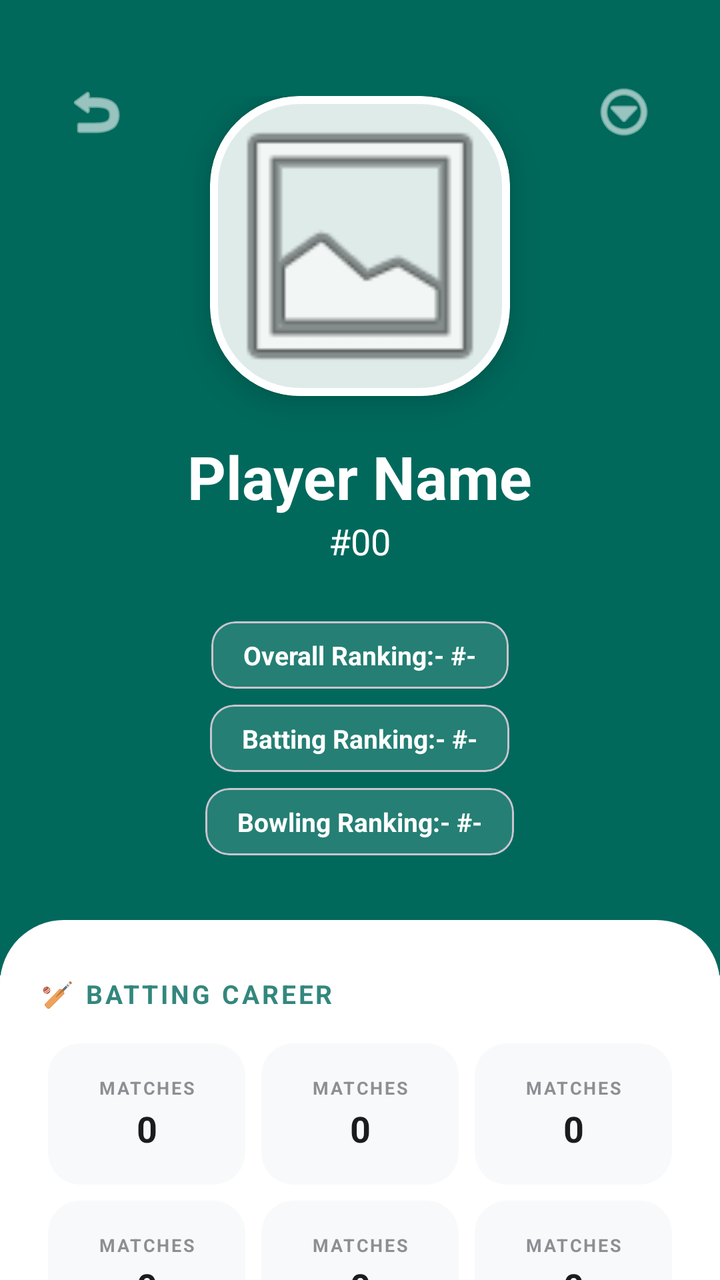
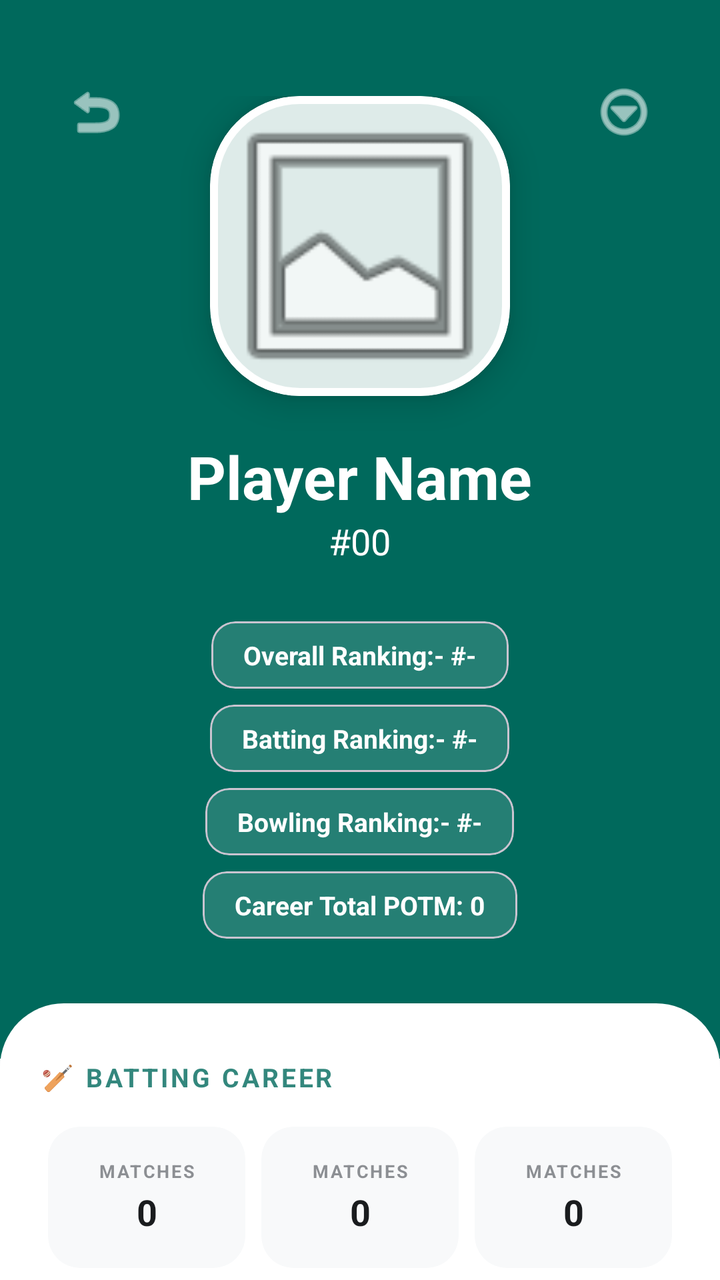

Before-and-after screenshots of an Android layout around one commit, followed by the original layout XML and the change that was made.
<!-- AndroidManifest.xml: application theme Theme.Scoring -->
<!-- res/layout/activity_player_details.xml -->
<?xml version="1.0" encoding="utf-8"?>
<androidx.coordinatorlayout.widget.CoordinatorLayout xmlns:android="http://schemas.android.com/apk/res/android"
    xmlns:app="http://schemas.android.com/apk/res-auto"
    android:layout_width="match_parent"
    android:layout_height="match_parent"
    android:background="?attr/android:windowBackground">

    <androidx.core.widget.NestedScrollView
        android:layout_width="match_parent"
        android:layout_height="match_parent">

        <LinearLayout
            android:layout_width="match_parent"
            android:layout_height="wrap_content"
            android:orientation="vertical">

            
            <RelativeLayout
                android:id="@+id/layoutPlayerHeader"
                android:layout_width="match_parent"
                android:layout_height="wrap_content"
                android:background="?attr/colorPrimary"
                android:paddingTop="32dp"
                android:paddingBottom="56dp"
                android:paddingHorizontal="24dp">

                <ImageButton
                    android:id="@+id/btnBackProfile"
                    android:layout_width="48dp"
                    android:layout_height="48dp"
                    android:background="?attr/selectableItemBackgroundBorderless"
                    android:src="@android:drawable/ic_menu_revert"
                    app:tint="#FFFFFF"
                    android:layout_alignParentStart="true"
                    android:contentDescription="Back" />

                <ImageButton
                    android:id="@+id/btnPlayerDetailsMenu"
                    android:layout_width="48dp"
                    android:layout_height="48dp"
                    android:background="?attr/selectableItemBackgroundBorderless"
                    android:src="@android:drawable/ic_menu_more"
                    app:tint="#FFFFFF"
                    android:layout_alignParentEnd="true"
                    android:contentDescription="Options" />

                <LinearLayout
                    android:layout_width="match_parent"
                    android:layout_height="wrap_content"
                    android:orientation="vertical"
                    android:gravity="center"
                    android:layout_marginTop="16dp">

                    <com.google.android.material.card.MaterialCardView
                        android:id="@+id/cardPhotoFrame"
                        android:layout_width="150dp"
                        android:layout_height="150dp"
                        app:cardCornerRadius="45dp"
                        app:cardElevation="10dp"
                        app:cardBackgroundColor="#FFFFFF"
                        app:strokeWidth="4dp"
                        app:strokeColor="#FFFFFF"
                        app:contentPadding="0dp">
                        <com.google.android.material.imageview.ShapeableImageView
                            android:id="@+id/ivDetailPhoto"
                            android:layout_width="match_parent"
                            android:layout_height="match_parent"
                            android:scaleType="centerCrop"
                            android:src="@android:drawable/ic_menu_gallery"
                            android:transitionName="player_image_transition"
                            app:shapeAppearanceOverlay="@style/ShapeAppearance.Material3.LargeComponent" />
                    </com.google.android.material.card.MaterialCardView>

                    <TextView
                        android:id="@+id/tvDetailNameDisplay"
                        android:layout_width="wrap_content"
                        android:layout_height="wrap_content"
                        android:text="Player Name"
                        android:textSize="30sp"
                        android:textStyle="bold"
                        android:textColor="#FFFFFF"
                        android:layout_marginTop="20dp" />

                    <TextView
                        android:id="@+id/tvDetailJerseyDisplay"
                        android:layout_width="wrap_content"
                        android:layout_height="wrap_content"
                        android:text="#00"
                        android:textSize="18sp"
                        android:textColor="#FFFFFF" />

                    <TextView
                        android:id="@+id/tvDetailSubTitle"
                        android:layout_width="wrap_content"
                        android:layout_height="wrap_content"
                        android:text="LOCAL PROFILE"
                        android:textSize="11sp"
                        android:textStyle="bold"
                        android:textColor="#FFFFFF"
                        android:background="#20FFFFFF"
                        android:paddingHorizontal="10dp"
                        android:paddingVertical="4dp"
                        android:layout_marginTop="8dp"
                        android:visibility="gone" />

                    
                    <LinearLayout
                        android:layout_width="match_parent"
                        android:layout_height="wrap_content"
                        android:orientation="vertical"
                        android:gravity="center"
                        android:layout_marginTop="24dp">

                        <com.google.android.material.card.MaterialCardView
                            android:layout_width="wrap_content"
                            android:layout_height="wrap_content"
                            android:layout_marginVertical="4dp"
                            app:cardCornerRadius="12dp"
                            app:cardElevation="0dp"
                            app:cardBackgroundColor="#25FFFFFF">
                            <TextView android:id="@+id/tvRankOverall" android:layout_width="wrap_content" android:layout_height="wrap_content" android:paddingVertical="8dp" android:paddingHorizontal="16dp" android:tag="custom_color" android:text="Overall Ranking:- #-" android:textSize="13sp" android:textStyle="bold" android:textColor="#FFFFFF" />
                        </com.google.android.material.card.MaterialCardView>

                        <com.google.android.material.card.MaterialCardView
                            android:layout_width="wrap_content"
                            android:layout_height="wrap_content"
                            android:layout_marginVertical="4dp"
                            app:cardCornerRadius="12dp"
                            app:cardElevation="0dp"
                            app:cardBackgroundColor="#25FFFFFF">
                            <TextView android:id="@+id/tvRankBatting" android:layout_width="wrap_content" android:layout_height="wrap_content" android:paddingVertical="8dp" android:paddingHorizontal="16dp" android:tag="custom_color" android:text="Batting Ranking:- #-" android:textSize="13sp" android:textStyle="bold" android:textColor="#FFFFFF" />
                        </com.google.android.material.card.MaterialCardView>

                        <com.google.android.material.card.MaterialCardView
                            android:layout_width="wrap_content"
                            android:layout_height="wrap_content"
                            android:layout_marginVertical="4dp"
                            app:cardCornerRadius="12dp"
                            app:cardElevation="0dp"
                            app:cardBackgroundColor="#25FFFFFF">
                            <TextView android:id="@+id/tvRankBowling" android:layout_width="wrap_content" android:layout_height="wrap_content" android:paddingVertical="8dp" android:paddingHorizontal="16dp" android:tag="custom_color" android:text="Bowling Ranking:- #-" android:textSize="13sp" android:textStyle="bold" android:textColor="#FFFFFF" />
                        </com.google.android.material.card.MaterialCardView>
                    </LinearLayout>
                </LinearLayout>
            </RelativeLayout>

            
            <LinearLayout
                android:layout_width="match_parent"
                android:layout_height="wrap_content"
                android:orientation="vertical"
                android:padding="20dp"
                android:layout_marginTop="-28dp"
                android:background="@drawable/rounded_corner_overlay">

                
                <TextView
                    android:layout_width="match_parent"
                    android:layout_height="wrap_content"
                    android:text="🏏 BATTING CAREER"
                    android:textSize="13sp"
                    android:textStyle="bold"
                    android:textColor="?attr/colorPrimary"
                    android:alpha="0.8"
                    android:letterSpacing="0.1"
                    android:layout_marginTop="8dp"
                    android:layout_marginBottom="12dp" />

                <GridLayout
                    android:layout_width="match_parent"
                    android:layout_height="wrap_content"
                    android:columnCount="3"
                    android:useDefaultMargins="true">
                    <include layout="@layout/item_stat_box" android:id="@+id/boxBatMatches" android:layout_width="0dp" android:layout_height="wrap_content" android:layout_columnWeight="1" />
                    <include layout="@layout/item_stat_box" android:id="@+id/boxBatInnings" android:layout_width="0dp" android:layout_height="wrap_content" android:layout_columnWeight="1" />
                    <include layout="@layout/item_stat_box" android:id="@+id/boxBatRuns" android:layout_width="0dp" android:layout_height="wrap_content" android:layout_columnWeight="1" />
                    <include layout="@layout/item_stat_box" android:id="@+id/boxBatHighest" android:layout_width="0dp" android:layout_height="wrap_content" android:layout_columnWeight="1" />
                    <include layout="@layout/item_stat_box" android:id="@+id/boxBatAvg" android:layout_width="0dp" android:layout_height="wrap_content" android:layout_columnWeight="1" />
                    <include layout="@layout/item_stat_box" android:id="@+id/boxBatSR" android:layout_width="0dp" android:layout_height="wrap_content" android:layout_columnWeight="1" />
                    <include layout="@layout/item_stat_box" android:id="@+id/boxBatFours" android:layout_width="0dp" android:layout_height="wrap_content" android:layout_columnWeight="1" />
                    <include layout="@layout/item_stat_box" android:id="@+id/boxBatSixes" android:layout_width="0dp" android:layout_height="wrap_content" android:layout_columnWeight="1" />
                    <include layout="@layout/item_stat_box" android:id="@+id/boxBatNotOut" android:layout_width="0dp" android:layout_height="wrap_content" android:layout_columnWeight="1" />
                    <include layout="@layout/item_stat_box" android:id="@+id/boxBatDucks" android:layout_width="0dp" android:layout_height="wrap_content" android:layout_columnWeight="1" />
                    <include layout="@layout/item_stat_box" android:id="@+id/boxBat30s" android:layout_width="0dp" android:layout_height="wrap_content" android:layout_columnWeight="1" />
                    <include layout="@layout/item_stat_box" android:id="@+id/boxBat50s" android:layout_width="0dp" android:layout_height="wrap_content" android:layout_columnWeight="1" />
                    <include layout="@layout/item_stat_box" android:id="@+id/boxBat80s" android:layout_width="0dp" android:layout_height="wrap_content" android:layout_columnWeight="1" />
                    <include layout="@layout/item_stat_box" android:id="@+id/boxBat100s" android:layout_width="0dp" android:layout_height="wrap_content" android:layout_columnWeight="1" />
                </GridLayout>

                <View android:layout_width="match_parent" android:layout_height="1dp" android:background="?attr/colorOutline" android:layout_marginVertical="24dp" android:alpha="0.2" />

                
                <TextView
                    android:layout_width="match_parent"
                    android:layout_height="wrap_content"
                    android:text="🥎 BOWLING CAREER"
                    android:textSize="13sp"
                    android:textStyle="bold"
                    android:textColor="?attr/colorPrimary"
                    android:alpha="0.8"
                    android:letterSpacing="0.1"
                    android:layout_marginBottom="12dp" />

                <GridLayout
                    android:layout_width="match_parent"
                    android:layout_height="wrap_content"
                    android:columnCount="3"
                    android:useDefaultMargins="true">
                    <include layout="@layout/item_stat_box" android:id="@+id/boxBowlMatches" android:layout_width="0dp" android:layout_height="wrap_content" android:layout_columnWeight="1" />
                    <include layout="@layout/item_stat_box" android:id="@+id/boxBowlInnings" android:layout_width="0dp" android:layout_height="wrap_content" android:layout_columnWeight="1" />
                    <include layout="@layout/item_stat_box" android:id="@+id/boxBowlWickets" android:layout_width="0dp" android:layout_height="wrap_content" android:layout_columnWeight="1" />
                    <include layout="@layout/item_stat_box" android:id="@+id/boxBowlAvg" android:layout_width="0dp" android:layout_height="wrap_content" android:layout_columnWeight="1" />
                    <include layout="@layout/item_stat_box" android:id="@+id/boxBowlEco" android:layout_width="0dp" android:layout_height="wrap_content" android:layout_columnWeight="1" />
                    <include layout="@layout/item_stat_box" android:id="@+id/boxBowlBBI" android:layout_width="0dp" android:layout_height="wrap_content" android:layout_columnWeight="1" />
                    <include layout="@layout/item_stat_box" android:id="@+id/boxBowlMaidens" android:layout_width="0dp" android:layout_height="wrap_content" android:layout_columnWeight="1" />
                    <include layout="@layout/item_stat_box" android:id="@+id/boxBowlHattricks" android:layout_width="0dp" android:layout_height="wrap_content" android:layout_columnWeight="1" />
                    <include layout="@layout/item_stat_box" android:id="@+id/boxBowl2w" android:layout_width="0dp" android:layout_height="wrap_content" android:layout_columnWeight="1" />
                    <include layout="@layout/item_stat_box" android:id="@+id/boxBowl3w" android:layout_width="0dp" android:layout_height="wrap_content" android:layout_columnWeight="1" />
                    <include layout="@layout/item_stat_box" android:id="@+id/boxBowl5w" android:layout_width="0dp" android:layout_height="wrap_content" android:layout_columnWeight="1" />
                    <include layout="@layout/item_stat_box" android:id="@+id/boxBowlSixesConceded" android:layout_width="0dp" android:layout_height="wrap_content" android:layout_columnWeight="1" />
                </GridLayout>

                <View android:layout_width="match_parent" android:layout_height="1dp" android:background="?attr/colorOutline" android:layout_marginVertical="24dp" android:alpha="0.2" />

                
                <TextView
                    android:layout_width="match_parent"
                    android:layout_height="wrap_content"
                    android:text="🧤 FIELDING CAREER"
                    android:textSize="13sp"
                    android:textStyle="bold"
                    android:textColor="?attr/colorPrimary"
                    android:alpha="0.8"
                    android:letterSpacing="0.1"
                    android:layout_marginBottom="12dp" />

                <GridLayout
                    android:layout_width="match_parent"
                    android:layout_height="wrap_content"
                    android:columnCount="3"
                    android:useDefaultMargins="true"
                    android:layout_marginBottom="40dp">
                    <include layout="@layout/item_stat_box" android:id="@+id/boxFieldMatches" android:layout_width="0dp" android:layout_height="wrap_content" android:layout_columnWeight="1" />
                    <include layout="@layout/item_stat_box" android:id="@+id/boxFieldCatches" android:layout_width="0dp" android:layout_height="wrap_content" android:layout_columnWeight="1" />
                    <include layout="@layout/item_stat_box" android:id="@+id/boxFieldStumpings" android:layout_width="0dp" android:layout_height="wrap_content" android:layout_columnWeight="1" />
                    <include layout="@layout/item_stat_box" android:id="@+id/boxFieldRunOuts" android:layout_width="0dp" android:layout_height="wrap_content" android:layout_columnWeight="1" />
                </GridLayout>

            </LinearLayout>
        </LinearLayout>
    </androidx.core.widget.NestedScrollView>

</androidx.coordinatorlayout.widget.CoordinatorLayout>
<!-- res/layout/item_stat_box.xml (included above) -->
<?xml version="1.0" encoding="utf-8"?>
<com.google.android.material.card.MaterialCardView xmlns:android="http://schemas.android.com/apk/res/android"
    xmlns:app="http://schemas.android.com/apk/res-auto"
    android:layout_width="0dp"
    android:layout_columnWeight="1"
    android:layout_height="wrap_content"
    android:layout_margin="4dp"
    app:cardCornerRadius="16dp"
    app:cardElevation="0dp"
    app:cardBackgroundColor="?attr/colorSurfaceVariant"
    app:strokeWidth="0dp">

    <LinearLayout
        android:layout_width="match_parent"
        android:layout_height="wrap_content"
        android:orientation="vertical"
        android:gravity="center"
        android:paddingVertical="16dp"
        android:paddingHorizontal="4dp">

        <TextView
            android:id="@+id/tvStatLabel"
            android:layout_width="match_parent"
            android:layout_height="wrap_content"
            android:text="MATCHES"
            android:textSize="9sp"
            android:textStyle="bold"
            android:textColor="?attr/colorOnSurfaceVariant"
            android:alpha="0.6"
            android:letterSpacing="0.1"
            android:gravity="center"
            android:maxLines="1"
            android:ellipsize="end" />

        <TextView
            android:id="@+id/tvStatValue"
            android:layout_width="match_parent"
            android:layout_height="wrap_content"
            android:text="0"
            android:textSize="18sp"
            android:textStyle="bold"
            android:textColor="?attr/colorOnSurface"
            android:layout_marginTop="2dp"
            android:gravity="center" />

    </LinearLayout>
</com.google.android.material.card.MaterialCardView>
<!-- resources referenced by this layout -->
<resources>
  <!-- drawable rounded_corner_overlay (drawable) -->
  <?xml version="1.0" encoding="utf-8"?>
  <shape xmlns:android="http://schemas.android.com/apk/res/android">
      <solid android:color="?attr/colorSurface" />
      <corners
          android:topLeftRadius="32dp"
          android:topRightRadius="32dp" />
  </shape>
  <style name="Theme.Scoring" parent="Base.Theme.Scoring" />
  <style name="Base.Theme.Scoring" parent="Theme.Material3.DayNight.NoActionBar">
          
          <item name="colorPrimary">@color/colorPrimary</item>
          <item name="colorOnPrimary">@color/colorOnPrimary</item>
          <item name="colorPrimaryContainer">@color/surface_card</item>
          <item name="colorOnPrimaryContainer">@color/colorPrimary</item>
  
          
          <item name="colorSecondary">@color/colorAccent</item>
          <item name="colorOnSecondary">@color/colorOnAccent</item>
          <item name="colorSecondaryContainer">@color/surface_elevated</item>
          <item name="colorOnSecondaryContainer">@color/colorAccent</item>
  
          
          <item name="android:windowBackground">@color/bg_main</item>
          <item name="colorSurface">@color/surface_card</item>
          <item name="colorOnSurface">@color/text_primary</item>
          <item name="colorSurfaceVariant">@color/surface_elevated</item>
          <item name="colorOnSurfaceVariant">@color/text_secondary</item>
          <item name="colorOutline">@color/divider_main</item>
  
          
          <item name="runHighlight">@color/run_highlight</item>
          <item name="wicketHighlight">@color/wicket_highlight</item>
          <item name="boundaryHighlight">@color/boundary_highlight</item>
          <item name="extraHighlight">@color/extra_slate</item>
          <item name="dotBallHighlight">@color/dot_ball_grey</item>
  
          
          <item name="prestigeGold">@color/accent_amber</item>
          <item name="prestigeOrange">@color/prestige_orange</item>
          <item name="prestigePurple">@color/accent_purple</item>
  
          <item name="cardViewStyle">@style/Widget.Material3.CardView.Elevated</item>
  
          <item name="android:statusBarColor">@android:color/transparent</item>
          <item name="android:navigationBarColor">@android:color/transparent</item>
          <item name="android:windowTranslucentStatus">false</item>
          <item name="android:windowTranslucentNavigation">false</item>
      </style>
  <color name="colorPrimary">#00695C</color>
  <color name="colorOnPrimary">#FFFFFF</color>
  <color name="surface_card">#FFFFFF</color>
  <color name="colorAccent">#00695C</color>
  <color name="colorOnAccent">#FFFFFF</color>
  <color name="surface_elevated">#F8F9FA</color>
  <color name="bg_main">#F0F2F5</color>
  <color name="text_primary">#1A1C1E</color>
  <color name="text_secondary">#44474E</color>
  <color name="divider_main">#CFD8DC</color>
  <color name="run_highlight">#00695C</color>
  <color name="wicket_highlight">#B71C1C</color>
  <color name="boundary_highlight">#EF6C00</color>
  <color name="extra_slate">#546E7A</color>
  <color name="dot_ball_grey">#90A4AE</color>
  <color name="accent_amber">#FFD700</color>
  <color name="prestige_orange">#EF6C00</color>
  <color name="accent_purple">#5a0080</color>
</resources>

<!-- the commit's change to res/layout/activity_player_details.xml (unified diff, before → after) -->
@@ -140,6 +140,16 @@
                             app:cardBackgroundColor="#25FFFFFF">
                             <TextView android:id="@+id/tvRankBowling" android:layout_width="wrap_content" android:layout_height="wrap_content" android:paddingVertical="8dp" android:paddingHorizontal="16dp" android:tag="custom_color" android:text="Bowling Ranking:- #-" android:textSize="13sp" android:textStyle="bold" android:textColor="#FFFFFF" />
                         </com.google.android.material.card.MaterialCardView>
+
+                        <com.google.android.material.card.MaterialCardView
+                            android:layout_width="wrap_content"
+                            android:layout_height="wrap_content"
+                            android:layout_marginVertical="4dp"
+                            app:cardCornerRadius="12dp"
+                            app:cardElevation="0dp"
+                            app:cardBackgroundColor="#25FFFFFF">
+                            <TextView android:id="@+id/tvPotmTotal" android:layout_width="wrap_content" android:layout_height="wrap_content" android:paddingVertical="8dp" android:paddingHorizontal="16dp" android:tag="custom_color" android:text="Career Total POTM: 0" android:textSize="13sp" android:textStyle="bold" android:textColor="#FFFFFF" />
+                        </com.google.android.material.card.MaterialCardView>
                     </LinearLayout>
                 </LinearLayout>
             </RelativeLayout>
